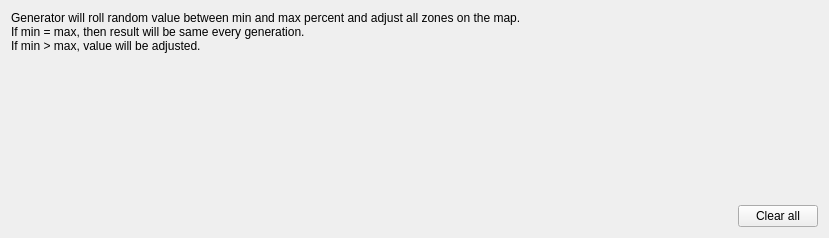
Qt form src/App/MapToolUI/TemplateDifficultyWidget.ui (mapron/FreeHeroes) before a commit.
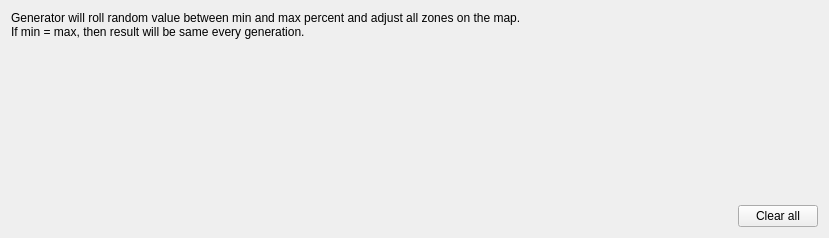
The same form after that commit. Custom widgets are drawn as their Qt base class.

```diff
--- a/src/App/MapToolUI/TemplateDifficultyWidget.ui
+++ b/src/App/MapToolUI/TemplateDifficultyWidget.ui
@@ -21,8 +21,7 @@
     <widget class="QLabel" name="label_1">
      <property name="text">
       <string>Generator will roll random value between min and max percent and adjust all zones on the map.
-If min = max, then result will be same every generation.
-If min &gt; max, value will be adjusted.</string>
+If min = max, then result will be same every generation.</string>
      </property>
     </widget>
    </item>
```
